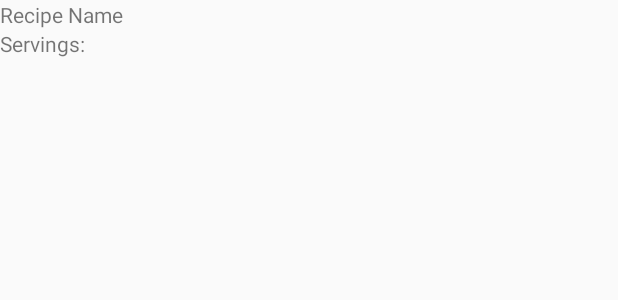
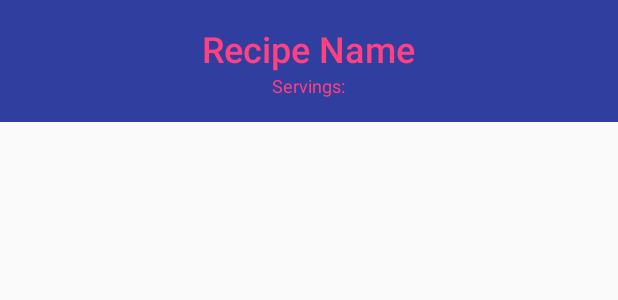
Before and after one commit to jay412/baking-time, an Android app: the layout fragment_recipe_card.xml on its own in the app's theme, with its tools: preview values and no code run, on a phone screen of 412 x 824 dp. Shown: the top 300 px of the screen. Run offline under Robolectric (Android 15) with nearby library versions, the phone set to English and light mode, and no system bars.

Commit message:
1) added recyclerview 2) fixed layout for each viewholder 3) created recyclerview adapter

```diff
--- a/BakingTime/app/build.gradle
+++ b/BakingTime/app/build.gradle
@@ -26,4 +26,5 @@ dependencies {
     androidTestImplementation 'com.android.support.test:runner:1.0.2'
     androidTestImplementation 'com.android.support.test.espresso:espresso-core:3.0.2'
     implementation 'com.android.support:design:27.1.1'
+    implementation 'com.android.support:recyclerview-v7:27.1.1'
 }
--- a/BakingTime/app/src/main/res/layout/fragment_recipe_card.xml
+++ b/BakingTime/app/src/main/res/layout/fragment_recipe_card.xml
@@ -3,18 +3,28 @@
     xmlns:tools="http://schemas.android.com/tools"
     android:orientation="vertical"
     android:layout_width="match_parent"
-    android:layout_height="match_parent"
-    android:id="@+id/recipe_card">
+    android:layout_height="wrap_content"
+    android:id="@+id/recipe_card"
+    android:background="@color/colorPrimaryDark"
+    android:padding="16dp"
+    android:layout_marginBottom="16dp" >
 
     <TextView
         android:layout_width="wrap_content"
         android:layout_height="wrap_content"
+        android:layout_gravity="center"
         tools:text="@string/name_placeholder"
-        android:id="@+id/tv_recipe_name"/>
+        android:id="@+id/tv_recipe_name"
+        android:textColor="@color/colorAccent"
+        style="@style/TextAppearance.AppCompat.Title"
+        android:textSize="24sp"/>
 
     <TextView
         android:layout_width="wrap_content"
         android:layout_height="wrap_content"
+        android:layout_gravity="center"
         tools:text="@string/servings"
-        android:id="@+id/tv_servings"/>
+        android:id="@+id/tv_servings"
+        android:textColor="@color/colorAccent"
+        android:textSize="12sp"/>
 </LinearLayout>
```
Also changed, not shown: BakingTime/app/src/main/java/com/herokuapp/jordan_chau/bakingtime/BakingTimeActivity.java (+16 -5 lines), BakingTime/app/src/main/java/com/herokuapp/jordan_chau/bakingtime/adapter/RecipeCardAdapter.java (added, +72 -0 lines), BakingTime/app/src/main/java/com/herokuapp/jordan_chau/bakingtime/model/Recipe.java (+8 -0 lines), BakingTime/app/src/main/res/layout/activity_baking_time.xml (+7 -1 lines).
